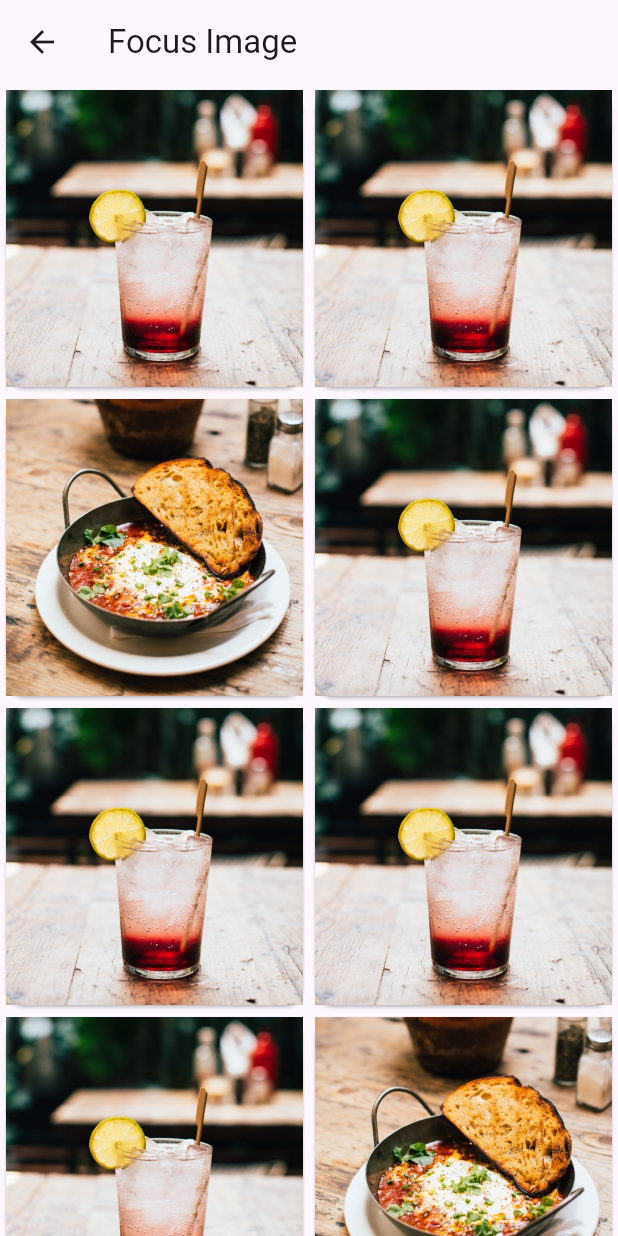
After one commit to Payphone7/flutter_animations, a Flutter app: the FocusImageDemo screen opened by its route, on a phone screen of 412 x 824 dp. The commit adds this screen. Run offline on Flutter 3.47's test engine with Material 2 defaults, Android fonts, the phone set to English and light mode, and no system bars; our stand-ins replace go_router.

Commit message:
add :focus_image.dart (GridView 图片点击放大)

```diff
--- a/lib/const.dart
+++ b/lib/const.dart
@@ -9,6 +9,7 @@ import 'basic/animated_container.dart';
 import 'basic/page_route_builder.dart';
 import 'home.dart';
 import 'misc/expand_card.dart';
+import 'misc/focus_image.dart';
 import 'models/demo.dart';
 
 final router = GoRouter(routes: [
@@ -69,4 +70,9 @@ final miscDemos = [
     route: CarouselDemo.routeName,
     builder: (context) =>  CarouselDemo(),
   ),
+  Demo(
+    name: 'Focus Image',
+    route: FocusImageDemo.routeName,
+    builder: (context) =>  const FocusImageDemo(),
+  ),
 ];
--- /dev/null
+++ b/lib/misc/focus_image.dart
@@ -0,0 +1,117 @@
+import 'package:flutter/material.dart';
+
+class FocusImageDemo extends StatelessWidget {
+  static String routeName = 'misc/focus_image';
+
+  const FocusImageDemo({super.key});
+
+  @override
+  Widget build(BuildContext context) {
+    return Scaffold(
+      appBar: AppBar(
+        title: const Text("Focus Image"),
+      ),
+      body: Grid(),
+    );
+  }
+}
+
+class Grid extends StatelessWidget {
+  const Grid({super.key});
+
+  @override
+  Widget build(BuildContext context) {
+    return Scaffold(
+      body: GridView.builder(
+          itemCount: 3000,
+          gridDelegate: const SliverGridDelegateWithFixedCrossAxisCount(
+              crossAxisCount: 2),
+          itemBuilder: (context, index) {
+            return ((index-2) % 5 == 0)
+                ? const SmallCard(
+                    imageAssetName: 'assets/eat_cape_town_sm.jpg',
+                  )
+                : const SmallCard(
+                    imageAssetName: 'assets/eat_new_orleans_sm.jpg',
+                  );
+          }),
+    );
+  }
+}
+
+class SmallCard extends StatelessWidget {
+  final String imageAssetName;
+
+  const SmallCard({required this.imageAssetName, super.key});
+
+  @override
+  Widget build(BuildContext context) {
+    return Card(
+      child: Material(
+        child: InkWell(
+          onTap: () {
+            var nav = Navigator.of(context);
+            nav.push<void>(_createRoute(context, imageAssetName));
+          },
+          child: Image.asset(
+            imageAssetName,
+            fit: BoxFit.cover,
+          ),
+        ),
+      ),
+    );
+  }
+}
+
+Route _createRoute(BuildContext parentContext, String image) {
+  return PageRouteBuilder<void>(
+      pageBuilder: (context, animation, secondaryAnimation) {
+    return _SecondPage(image);
+  }, transitionsBuilder: (context, animation, secondaryAnimation, child) {
+    var rectAnimation = _createTween(parentContext)
+        .chain(CurveTween(curve: Curves.ease))
+        .animate(animation);
+    return Stack(
+      children: [PositionedTransition(rect: rectAnimation, child: child)],
+    );
+  });
+}
+
+Tween<RelativeRect> _createTween(BuildContext context) {
+  var windowSize = MediaQuery.of(context).size;
+  var box = context.findRenderObject() as RenderBox;
+  var rect = box.localToGlobal(Offset.zero) & box.size;
+  var relativeRect = RelativeRect.fromSize(rect, windowSize);
+
+  return RelativeRectTween(
+    begin: relativeRect,
+    end: RelativeRect.fill,
+  );
+}
+
+class _SecondPage extends StatelessWidget {
+  final String imageAssetName;
+
+  const _SecondPage(this.imageAssetName);
+
+  @override
+  Widget build(BuildContext context) {
+    return Scaffold(
+      backgroundColor: Colors.black,
+      body: Center(
+        child: Material(
+          child: InkWell(
+            onTap: () => Navigator.of(context).pop(),
+            child: AspectRatio(
+              aspectRatio: 1,
+              child: Image.asset(
+                imageAssetName,
+                fit: BoxFit.cover,
+              ),
+            ),
+          ),
+        ),
+      ),
+    );
+  }
+}
```
